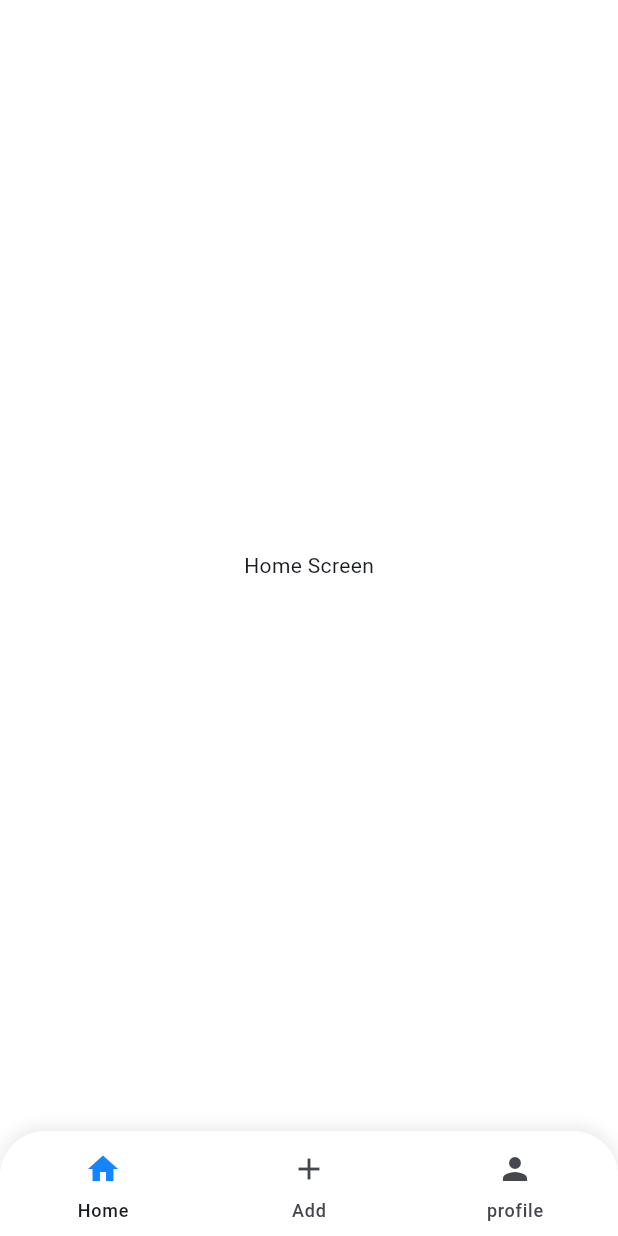
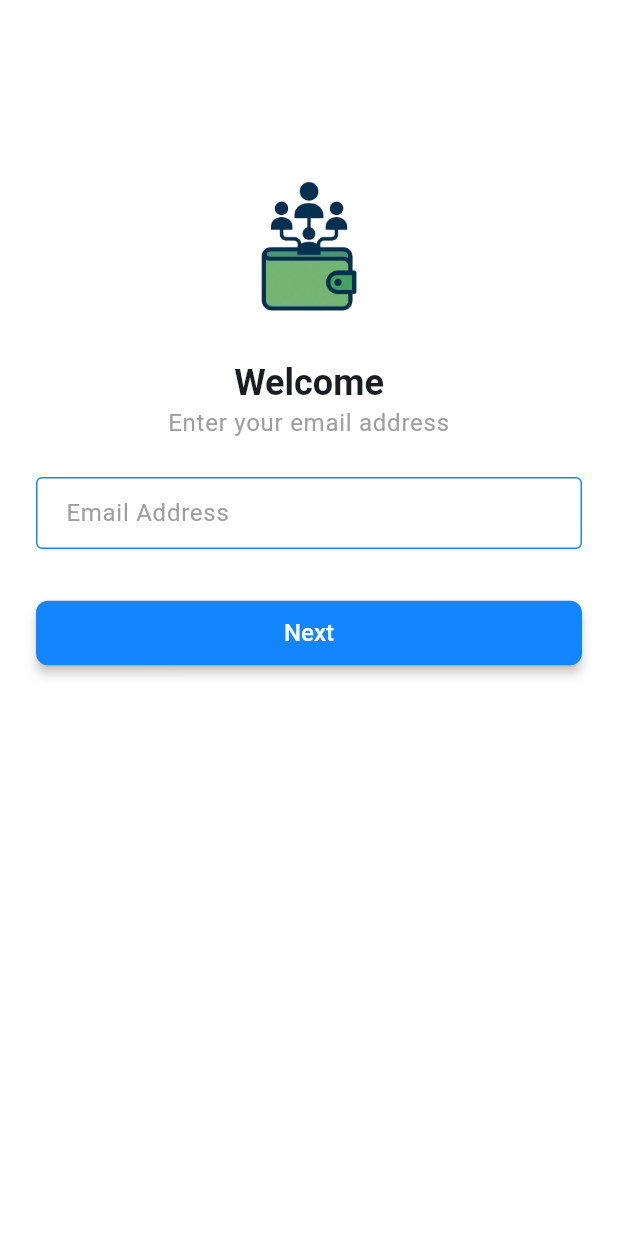
Before and after one commit to AlexMajumder/family_link, a Flutter app: the screen it shows after launch, on a phone screen of 412 x 824 dp. Run offline on Flutter 3.47's test engine with Material 3 defaults, Android fonts, the phone set to English and light mode, and no system bars; our stand-ins replace email_validator, get, lottie, pin_code_fields, shared_preferences.

Commit message:
done with otp based login

```diff
--- a/lib/app/app.dart
+++ b/lib/app/app.dart
@@ -1,6 +1,8 @@
+import 'package:family_link/features/auth/ui/screens/login_screen.dart';
 import 'package:flutter/material.dart';
 import 'package:flutter/services.dart';
 import 'package:get/get_navigation/src/root/get_material_app.dart';
+import '../features/auth/ui/screens/otp_verification_screen.dart';
 import '../features/common/ui/screens/main_bottom_nab_bar_screen.dart';
 import '../features/splash/ui/screens/splash_screen.dart';
 import 'app_theme_data.dart';
@@ -38,6 +40,13 @@ class _FamilyLinkAppState extends State<FamilyLinkApp> {
           widget = const SplashScreen();
         }else if (setting.name == MainBottomNavScreen.name) {
           widget = const MainBottomNavScreen();
+        }else if (setting.name == LogInScreen.name) {
+          widget = const LogInScreen();
+        }else if (setting.name == OtpVerificationScreen.name) {
+          String email = setting.arguments as String;
+          widget = OtpVerificationScreen(
+            email: email,
+          );
         }
         return MaterialPageRoute(
           builder: (ctx) {
--- /dev/null
+++ b/lib/app/app_constants.dart
@@ -0,0 +1,5 @@
+class AppConstants{
+
+  static const resendOtpTimeOutInSec = 120;
+
+}
--- a/lib/app/assets_path.dart
+++ b/lib/app/assets_path.dart
@@ -1,3 +1,4 @@
 class AssetsPath{
   static const String splashJson = 'assets/animation/splash_json.json';
+  static const String appLogo = 'assets/images/logo/app_logo_without_bg.png';
 }
--- /dev/null
+++ b/lib/features/auth/ui/screens/login_screen.dart
@@ -0,0 +1,94 @@
+import 'package:flutter/material.dart';
+import 'package:email_validator/email_validator.dart';
+import '../widgets/app_logo_widget.dart';
+import 'otp_verification_screen.dart';
+
+class LogInScreen extends StatefulWidget {
+  const LogInScreen({super.key});
+
+  static const name = '/log-in-screen';
+
+  @override
+  State<LogInScreen> createState() => _LogInScreenState();
+}
+
+class _LogInScreenState extends State<LogInScreen> {
+  final TextEditingController _emailTEController = TextEditingController();
+  final GlobalKey<FormState> _formKey = GlobalKey<FormState>();
+
+  @override
+  Widget build(BuildContext context) {
+    return Scaffold(
+      body: SingleChildScrollView(
+        child: Padding(
+          padding: const EdgeInsets.all(24),
+          child: Center(
+            child: Form(
+              key: _formKey,
+              child: Column(
+                children: [
+                  const SizedBox(height: 80),
+                  const AppLogoWidget(),
+                  const SizedBox(height: 16),
+                  Text(
+                    'Welcome',
+                    style: Theme.of(context).textTheme.titleLarge,
+                  ),
+                  Text(
+                    'Enter your email address',
+                    textAlign: TextAlign.center,
+                    style: Theme.of(
+                      context,
+                    ).textTheme.bodyLarge?.copyWith(color: Colors.grey),
+                  ),
+                  const SizedBox(height: 24),
+                  TextFormField(
+                    autovalidateMode: AutovalidateMode.onUserInteraction,
+                    controller: _emailTEController,
+                    textInputAction: TextInputAction.next,
+                    keyboardType: TextInputType.emailAddress,
+                    decoration: const InputDecoration(
+                      hintText: 'Email Address',
+                    ),
+                    validator: (String? value) {
+                      if (value?.trim().isEmpty ?? true) {
+                        return 'Enter your email address';
+                      }
+                      if (!EmailValidator.validate(value!)) {
+                        return 'Enter a valid email address';
+                      }
+                      return null;
+                    },
+                  ),
+                  const SizedBox(height: 16),
+
+                  const SizedBox(height: 16),
+                  ElevatedButton(
+                    onPressed: _onTapNextButton,
+                    child: const Text('Next'),
+                  ),
+                ],
+              ),
+            ),
+          ),
+        ),
+      ),
+    );
+  }
+
+  void _onTapNextButton() async {
+    if (_formKey.currentState!.validate()) {
+      Navigator.pushNamed(
+        context,
+        OtpVerificationScreen.name,
+        arguments: _emailTEController.text.trim(),
+      );
+    }
+  }
+
+  @override
+  void dispose() {
+    _emailTEController.dispose();
+    super.dispose();
+  }
+}
--- /dev/null
+++ b/lib/features/auth/ui/widgets/app_logo_widget.dart
@@ -0,0 +1,22 @@
+import 'package:flutter/material.dart';
+import '../../../../app/assets_path.dart';
+
+class AppLogoWidget extends StatelessWidget {
+  const AppLogoWidget({
+    super.key, this.width, this.height, this.boxFit,
+  });
+
+  final double? width;
+  final double? height;
+  final BoxFit? boxFit;
+
+  @override
+  Widget build(BuildContext context) {
+    return Image.asset(
+      AssetsPath.appLogo,
+      width: width ?? 120,
+      height: height ?? 120,
+      fit: boxFit ?? BoxFit.scaleDown,
+    );
+  }
+}
--- a/lib/features/splash/ui/screens/splash_screen.dart
+++ b/lib/features/splash/ui/screens/splash_screen.dart
@@ -1,3 +1,4 @@
+import 'package:family_link/features/auth/ui/screens/login_screen.dart';
 import 'package:flutter/material.dart';
 import 'package:get/get.dart';
 import 'package:lottie/lottie.dart';
@@ -26,8 +27,8 @@ class _SplashScreenState extends State<SplashScreen> {
     bool firstLaunch = await SharedPreferencesController.to.isFirstLaunch();
     await Future.delayed(const Duration(seconds: 3));
     firstLaunch
-        ? Get.offNamed(MainBottomNavScreen.name)
-        : Get.offNamed(MainBottomNavScreen.name);
+        ? Get.offNamed(LogInScreen.name)
+        : Get.offNamed(LogInScreen.name);
   }
 
   @override
--- a/pubspec.yaml
+++ b/pubspec.yaml
@@ -17,6 +17,8 @@ dependencies:
   get: ^4.7.2
   shared_preferences: ^2.5.3
   lottie: ^3.3.1
+  email_validator: ^3.0.0
+  pin_code_fields: ^8.0.1
 
 dev_dependencies:
   flutter_test:
@@ -31,6 +33,8 @@ flutter:
   uses-material-design: true
   assets:
     - assets/animation/
+    - assets/images/
+    - assets/images/logo/
 
   # To add assets to your application, add an assets section, like this:
   # assets:
```
Also changed, not shown: lib/app/app_theme_data.dart (+5 -14 lines), lib/features/auth/ui/screens/otp_verification_screen.dart (added, +155 -0 lines), lib/features/common/ui/widgets/snack_bar_message.dart (added, +12 -0 lines), assets/images/logo/app_logo_without_bg.png (added), pubspec.lock.
